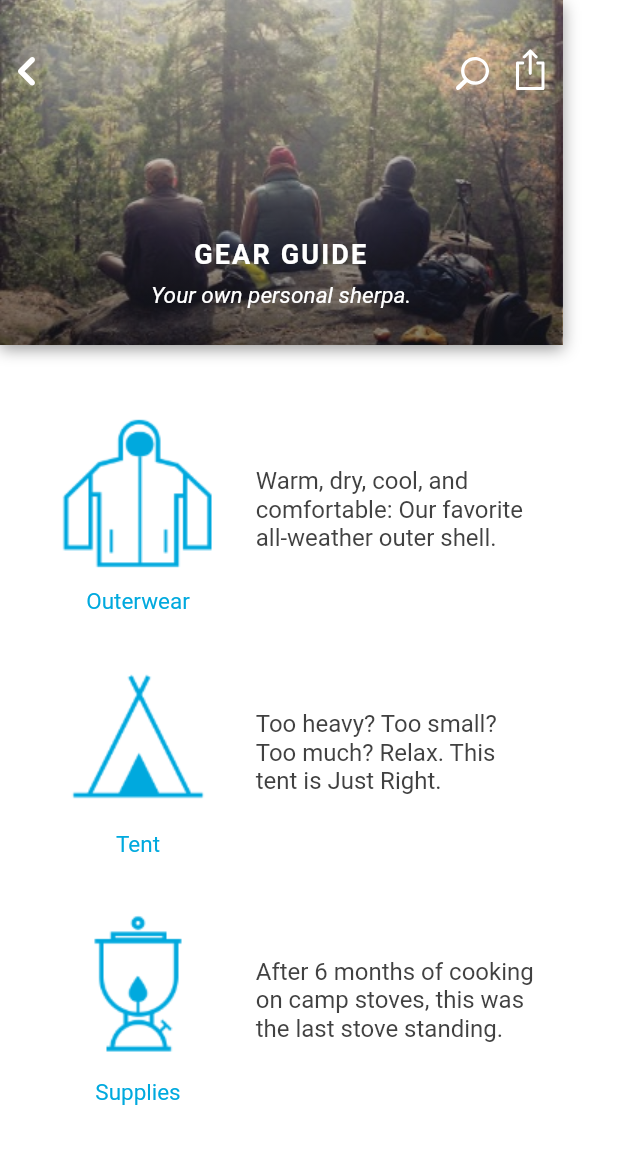
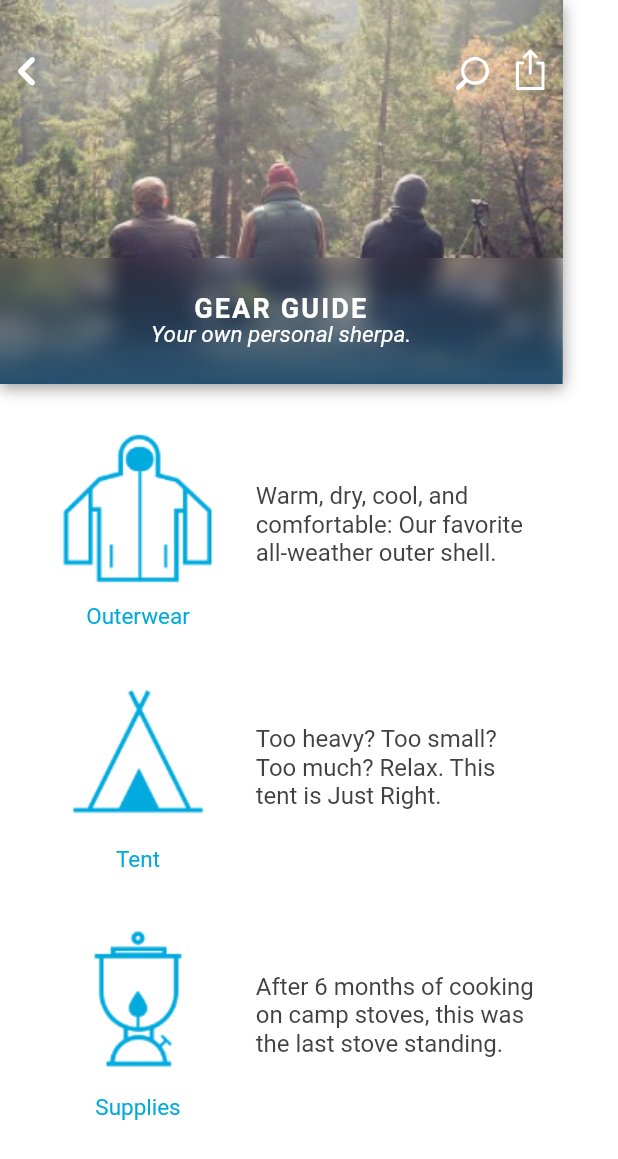
Before and after one commit to AdobeXD/xd-to-flutter-plugin, a Flutter app: the Gear screen opened directly, on a phone screen of 412 x 824 dp. Shown: the top 1159 px of the screen. Run offline on Flutter 3.47's test engine with Material 2 defaults, Android fonts, the phone set to English and light mode, and no system bars; our stand-ins replace flutter_svg; Roboto replaces fonts that are missing (Georgia, Helvetica).

Commit message:
Update example to include a blur

```diff
--- a/adobe_xd/example/lib/Gear.dart
+++ b/adobe_xd/example/lib/Gear.dart
@@ -17,7 +17,7 @@ class Gear extends StatelessWidget {
           // Adobe XD layer: 'photo' (shape)
           Container(
             width: 375.0,
-            height: 230.0,
+            height: 256.0,
             decoration: BoxDecoration(
               image: DecorationImage(
                 image: const AssetImage('assets/images/camp.jpg'),
@@ -32,20 +32,29 @@ class Gear extends StatelessWidget {
               ],
             ),
           ),
+          Transform.translate(
+            offset: Offset(0.0, 172.0),
+            child:
                 // Adobe XD layer: 'rectangle' (shape)
-          Container(
+                ClipRect(
+              child: BackdropFilter(
+                filter: ui.ImageFilter.blur(sigmaX: 6.83, sigmaY: 6.83),
+                child: Container(
                   width: 375.0,
-            height: 230.0,
+                  height: 84.0,
                   decoration: BoxDecoration(
                     gradient: LinearGradient(
                       begin: Alignment(0.0, -1.0),
                       end: Alignment(0.0, 1.0),
                       colors: [
                         const Color(0x00000000),
-                  const Color(0x54000000),
-                  const Color(0x80000000)
+                        const Color(0x00254f6e),
+                        const Color(0xff254f6e)
                       ],
-                stops: [0.0, 0.657, 1.0],
+                      stops: [0.0, 0.0, 1.0],
+                    ),
+                  ),
+                ),
               ),
             ),
           ),
@@ -73,7 +82,7 @@ class Gear extends StatelessWidget {
             ),
           ),
           Transform.translate(
-            offset: Offset(78.5, 188.0),
+            offset: Offset(78.5, 214.0),
             child:
                 // Adobe XD layer: 'Your own personal s…' (text)
                 SizedBox(
@@ -91,7 +100,7 @@ class Gear extends StatelessWidget {
             ),
           ),
           Transform.translate(
-            offset: Offset(112.5, 159.0),
+            offset: Offset(112.5, 195.0),
             child:
                 // Adobe XD layer: 'Gear Guide' (text)
                 SizedBox(
@@ -110,7 +119,7 @@ class Gear extends StatelessWidget {
             ),
           ),
           Transform.translate(
-            offset: Offset(13.0, 263.0),
+            offset: Offset(13.0, 273.0),
             child:
                 // Adobe XD layer: 'GearItem' (component)
                 GearItem(
@@ -121,7 +130,7 @@ class Gear extends StatelessWidget {
             ),
           ),
           Transform.translate(
-            offset: Offset(13.0, 425.0),
+            offset: Offset(13.0, 435.0),
             child:
                 // Adobe XD layer: 'GearItem' (component)
                 GearItem(
@@ -132,7 +141,7 @@ class Gear extends StatelessWidget {
             ),
           ),
           Transform.translate(
-            offset: Offset(13.0, 590.0),
+            offset: Offset(13.0, 600.0),
             child:
                 // Adobe XD layer: 'GearItem' (component)
                 GearItem(
--- a/adobe_xd/example/lib/GearItem.dart
+++ b/adobe_xd/example/lib/GearItem.dart
@@ -1,5 +1,4 @@
 import 'package:flutter/material.dart';
-import 'dart:ui' as ui;
 
 class GearItem extends StatelessWidget {
   final String description;
--- a/adobe_xd/example/lib/Home.dart
+++ b/adobe_xd/example/lib/Home.dart
@@ -1,5 +1,4 @@
 import 'package:flutter/material.dart';
-import 'dart:ui' as ui;
 import 'package:flutter_svg/flutter_svg.dart';
 import 'package:adobe_xd/specific_rect_clip.dart';
 import 'package:adobe_xd/page_link.dart';
```
Also changed, not shown: 1 other file. Lines whose indentation alone changed are shown as unchanged.
